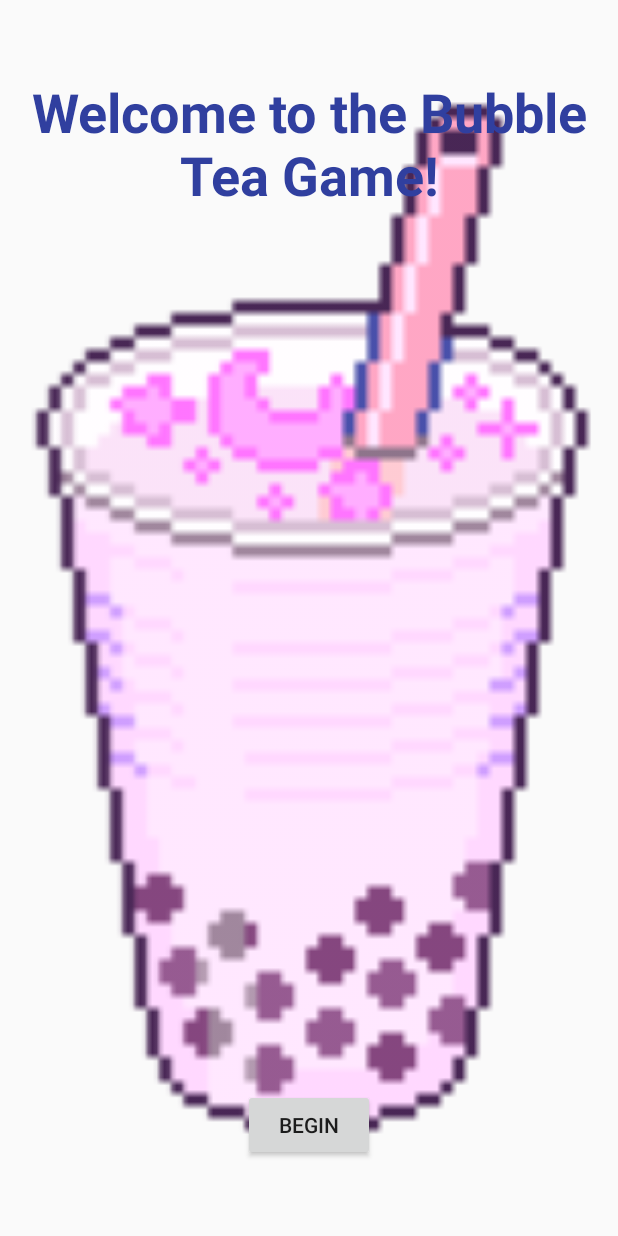
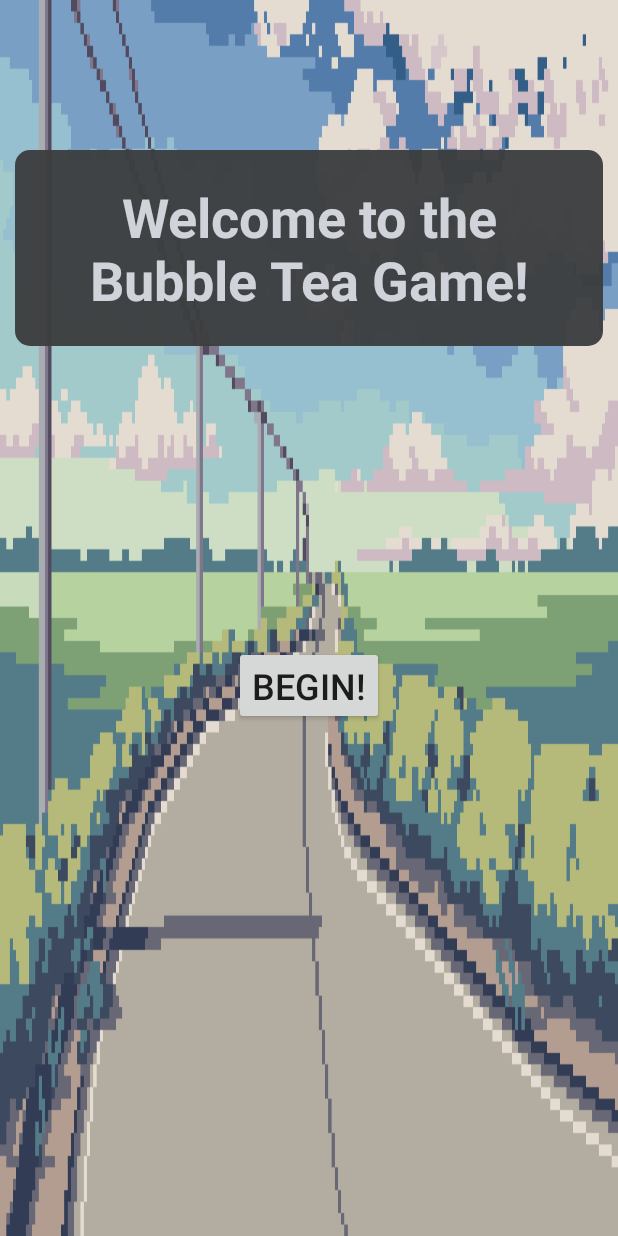
Before and after one commit to xjchong/bubbletea, an Android app: the screen it shows after launch (MainMenu), on a phone screen of 412 x 824 dp. Run offline under Robolectric (Android 15) with nearby library versions, the phone set to English and light mode, and no system bars.

Commit message:
beautify menu screens

```diff
--- a/app/build.gradle
+++ b/app/build.gradle
@@ -26,6 +26,5 @@ dependencies {
     })
     compile 'com.android.support:appcompat-v7:25.3.1'
     compile 'com.android.support:support-v4:25.3.1'
-    compile 'com.android.support.constraint:constraint-layout:1.0.0-alpha4'
     testCompile 'junit:junit:4.12'
 }
--- a/app/src/main/java/ca/we_love_different_things/bubbletea/GameOver.java
+++ b/app/src/main/java/ca/we_love_different_things/bubbletea/GameOver.java
@@ -1,13 +1,10 @@
 package ca.we_love_different_things.bubbletea;
 
 import android.content.Intent;
-import android.support.v4.app.ShareCompat;
 import android.support.v7.app.AppCompatActivity;
 import android.os.Bundle;
 import android.view.View;
 import android.widget.TextView;
-
-import org.w3c.dom.Text;
 
 public class GameOver extends AppCompatActivity {
 
@@ -19,7 +16,7 @@ public class GameOver extends AppCompatActivity {
         Intent intent = getIntent();
         String score = intent.getStringExtra(Controller.EXTRA_SCORE);
         TextView textView = (TextView) findViewById(R.id.textView);
-        textView.setText(textView.getText().toString() + score);
+        textView.setText("Game over!\nYou scored:\n" + score);
     }
 
     public void button(View view){
--- a/app/src/main/res/layout/activity_game.xml
+++ b/app/src/main/res/layout/activity_game.xml
@@ -34,7 +34,7 @@
                 android:layout_width="0dp"
                 android:layout_height="match_parent"
                 android:src="@drawable/bubbletea_pink"
-                android:layout_weight="3"/>
+                android:layout_weight="5"/>
 
             <LinearLayout
                 android:layout_width="0dp"
--- a/app/src/main/res/layout/activity_main_menu.xml
+++ b/app/src/main/res/layout/activity_main_menu.xml
@@ -1,48 +1,41 @@
 <?xml version="1.0" encoding="utf-8"?>
 <FrameLayout xmlns:android="http://schemas.android.com/apk/res/android"
-    xmlns:app="http://schemas.android.com/apk/res-auto"
     xmlns:tools="http://schemas.android.com/tools"
     android:layout_width="match_parent"
     android:layout_height="match_parent"
     tools:context="ca.we_love_different_things.bubbletea.MainMenu">
 
-    <ImageView
-        android:id="@+id/imageView"
-        android:layout_height="match_parent"
-        android:layout_width="match_parent"
-        app:srcCompat="@drawable/bubbletea_pink"
-        tools:layout_editor_absoluteY="0dp"
-        tools:layout_editor_absoluteX="8dp" />
-
     <LinearLayout
         android:layout_width="match_parent"
         android:layout_height="match_parent"
-        android:orientation="vertical">
+        android:orientation="vertical"
+        android:background="@drawable/road">
 
         <TextView
             android:id="@+id/textView"
             android:layout_width="match_parent"
             android:layout_height="wrap_content"
-            android:layout_weight="1"
-            android:paddingTop="50dp"
+            android:layout_marginTop="100dp"
+            android:layout_marginBottom="200dp"
+            android:layout_marginLeft="10dp"
+            android:layout_marginRight="10dp"
+            android:paddingTop="20dp"
+            android:paddingBottom="20dp"
             android:text="Welcome to the Bubble Tea Game!"
             android:textAlignment="center"
-            android:textColor="@color/colorPrimaryDark"
+            android:textColor="@color/colorPrimary"
             android:textSize="36sp"
             android:textStyle="bold"
-            tools:layout_editor_absoluteX="8dp"
-            tools:layout_editor_absoluteY="97dp" />
+            android:background="@drawable/rounded"/>
 
         <Button
             android:id="@+id/Start"
             android:layout_width="wrap_content"
-            android:layout_height="48dp"
-            android:text="Begin"
+            android:layout_height="wrap_content"
+            android:text="Begin!"
+            android:textSize="24sp"
             android:layout_gravity="center_horizontal"
-            android:layout_marginBottom="50dp"
             android:textAlignment="center"
-            android:onClick="button"
-            tools:layout_editor_absoluteX="136dp"
-            tools:layout_editor_absoluteY="463dp" />
+            android:onClick="button" />
     </LinearLayout>
 </FrameLayout>
```
Also changed, not shown: app/src/main/res/layout/activity_game_over.xml (+17 -25 lines).
